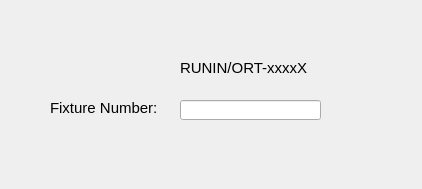
Above: runin/ui_login.ui from ShenSteven/AutoPlasticOmnium before the change. Below: the same form after it.
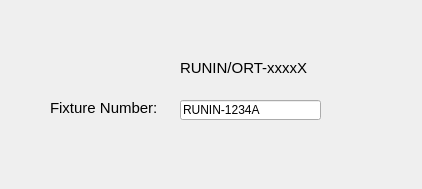
That is the form after the change.

Commit message: RUNIN ok

```diff
--- a/runin/ui_login.ui
+++ b/runin/ui_login.ui
@@ -41,6 +41,9 @@
       <height>20</height>
      </rect>
     </property>
+    <property name="text">
+     <string>RUNIN-1234A</string>
+    </property>
    </widget>
    <widget class="QLabel" name="label_2">
     <property name="geometry">
```
The commit also changes 10 other files.
